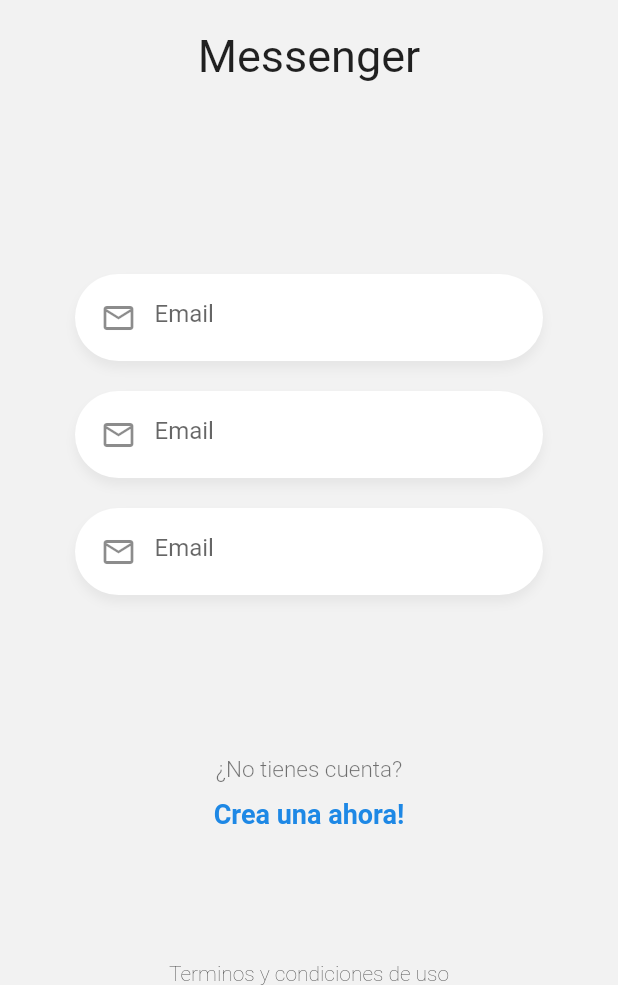
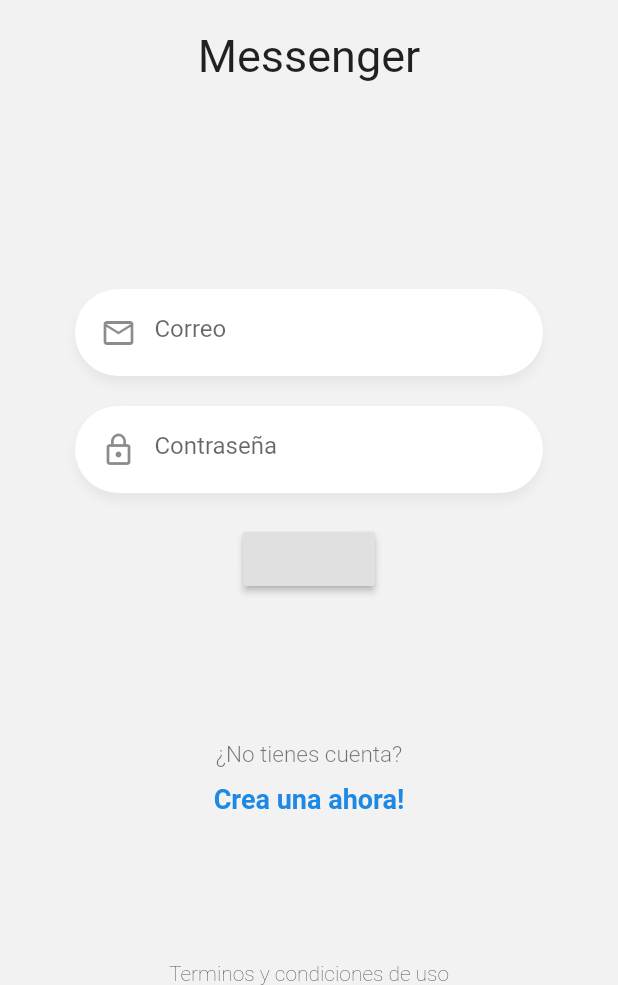
Before and after one commit to efraindrummer/RealTime-ChatApp, a Flutter app: the screen it shows after launch, on a phone screen of 412 x 824 dp, the part 251-1236 px from its top. Run offline on Flutter 3.47's test engine with Material 2 defaults, Android fonts, the phone set to English and light mode, and no system bars.

Commit message:
input maquetados y reutilizacion de widgets

```diff
--- a/lib/pages/login_page.dart
+++ b/lib/pages/login_page.dart
@@ -1,4 +1,6 @@
 import 'package:chatpp/widgets/custom_input.dart';
+import 'package:chatpp/widgets/labels.dart';
+import 'package:chatpp/widgets/logo.dart';
 import 'package:flutter/material.dart';
 
 class LoginPage extends StatelessWidget {
@@ -10,9 +12,9 @@ class LoginPage extends StatelessWidget {
         child: Column(
           mainAxisAlignment: MainAxisAlignment.spaceBetween,
           children: <Widget>[
-            _Logo(),
+            Logo(),
             _Form(),
-            _Labels(),
+            Labels(),
             Text('Terminos y condiciones de uso', style: TextStyle(fontWeight: FontWeight.w200),)
           ],
         ),
@@ -21,25 +23,7 @@ class LoginPage extends StatelessWidget {
   }
 }
 
-class _Logo extends StatelessWidget {
 
-  @override
-  Widget build(BuildContext context) {
-    return Center(
-      child: Container(
-        width: 170,
-        margin: EdgeInsets.only(top: 50),
-        child: Column(
-          children: <Widget>[
-            Image(image: AssetImage('assets/tag-logo.png')),
-            SizedBox(height: 20),
-            Text('Messenger', style: TextStyle(fontSize: 30))
-          ],
-        ),
-      ),
-    );
-  }
-}
 
 class _Form extends StatefulWidget {
 
@@ -48,6 +32,10 @@ class _Form extends StatefulWidget {
 }
 
 class __FormState extends State<_Form> {
+
+  final emailCtrl = TextEditingController();
+  final passCtrl  = TextEditingController();
+
   @override
   Widget build(BuildContext context) {
     return Container(
@@ -55,28 +43,27 @@ class __FormState extends State<_Form> {
       padding: EdgeInsets.symmetric(horizontal: 50),
       child: Column(
         children: <Widget>[
-          CustomInput(),
-          CustomInput(),
-          CustomInput()
-          //RaisedButton(onPressed: (){}),
+          CustomInput(
+            icon: Icons.mail_outline,
+            placeholder: 'Correo',
+            keyboardType: TextInputType.emailAddress,
+            textController: emailCtrl,
+          ),
+          CustomInput(
+            icon: Icons.lock_outline,
+            placeholder: 'Contraseña',
+            textController: passCtrl,
+            isPassword: true,
+
+          ),
+
+
+          RaisedButton(onPressed: (){
+            print(emailCtrl.text);
+            print(passCtrl.text);
+          }),
         ],
       ),
     );
   }
 }
-
-class _Labels extends StatelessWidget {
-
-  @override
-  Widget build(BuildContext context) {
-    return Container(
-      child: Column(
-        children: <Widget>[
-          Text('¿No tienes cuenta?', style: TextStyle(color: Colors.black54, fontSize: 15, fontWeight: FontWeight.w300)),
-          SizedBox(height: 10),
-          Text('Crea una ahora!', style: TextStyle(color: Colors.blue[600], fontSize: 18, fontWeight: FontWeight.bold))
-        ],
-      ),
-    );
-  }
-}
--- a/lib/widgets/custom_input.dart
+++ b/lib/widgets/custom_input.dart
@@ -1,6 +1,21 @@
 import 'package:flutter/material.dart';
 
 class CustomInput extends StatelessWidget {
+
+  final IconData icon;
+  final String placeholder;
+  final TextEditingController textController;
+  final TextInputType keyboardType;
+  final bool isPassword;
+
+  const CustomInput({
+    Key key,
+    @required this.icon,
+    @required this.placeholder,
+    @required this.textController,
+    this.keyboardType = TextInputType.text,
+    this.isPassword = false
+  }) : super(key: key);
 
   @override
   Widget build(BuildContext context) {
@@ -19,13 +34,15 @@ class CustomInput extends StatelessWidget {
         ]
       ),
       child: TextField(
+        controller: this.textController,
         autocorrect: false,
-        keyboardType: TextInputType.emailAddress,
+        keyboardType: this.keyboardType,
+        obscureText: this.isPassword,
         decoration: InputDecoration(
-          prefixIcon: Icon(Icons.mail_outline),
+          prefixIcon: Icon(this.icon),
           focusedBorder: InputBorder.none,
           border: InputBorder.none,
-          hintText: 'Email'
+          hintText: this.placeholder
         ),
       ),
     );
--- /dev/null
+++ b/lib/widgets/labels.dart
@@ -0,0 +1,16 @@
+import 'package:flutter/material.dart';
+class Labels extends StatelessWidget {
+
+  @override
+  Widget build(BuildContext context) {
+    return Container(
+      child: Column(
+        children: <Widget>[
+          Text('¿No tienes cuenta?', style: TextStyle(color: Colors.black54, fontSize: 15, fontWeight: FontWeight.w300)),
+          SizedBox(height: 10),
+          Text('Crea una ahora!', style: TextStyle(color: Colors.blue[600], fontSize: 18, fontWeight: FontWeight.bold))
+        ],
+      ),
+    );
+  }
+}
--- /dev/null
+++ b/lib/widgets/logo.dart
@@ -0,0 +1,21 @@
+import 'package:flutter/material.dart';
+
+class Logo extends StatelessWidget {
+
+  @override
+  Widget build(BuildContext context) {
+    return Center(
+      child: Container(
+        width: 170,
+        margin: EdgeInsets.only(top: 50),
+        child: Column(
+          children: <Widget>[
+            Image(image: AssetImage('assets/tag-logo.png')),
+            SizedBox(height: 20),
+            Text('Messenger', style: TextStyle(fontSize: 30))
+          ],
+        ),
+      ),
+    );
+  }
+}
```
